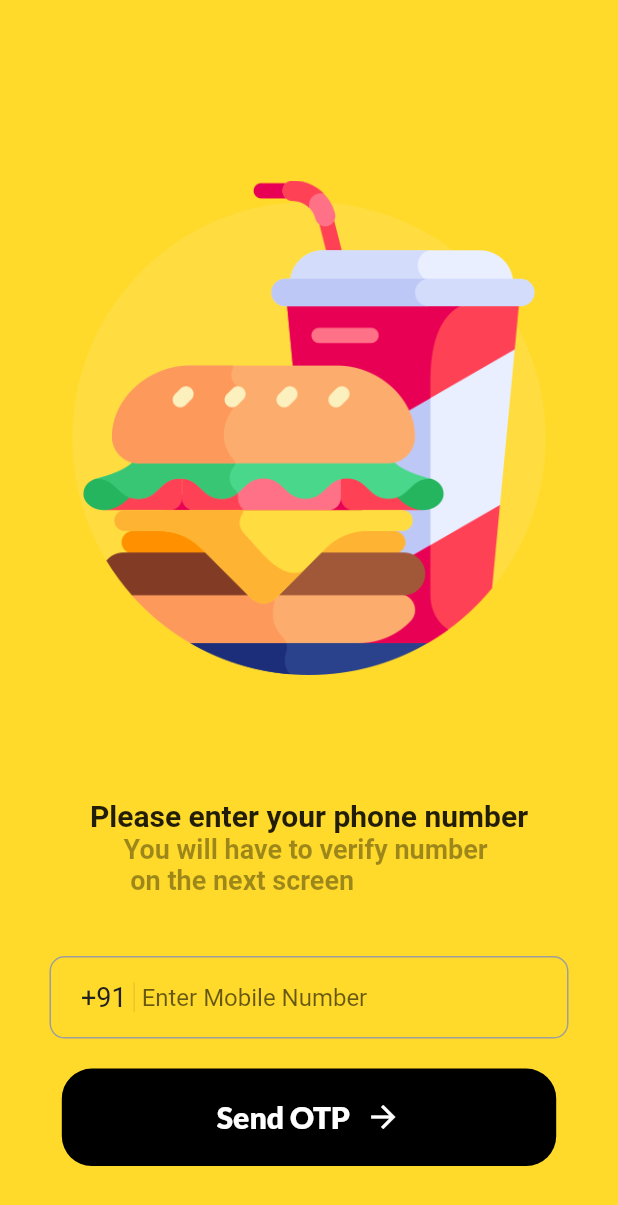
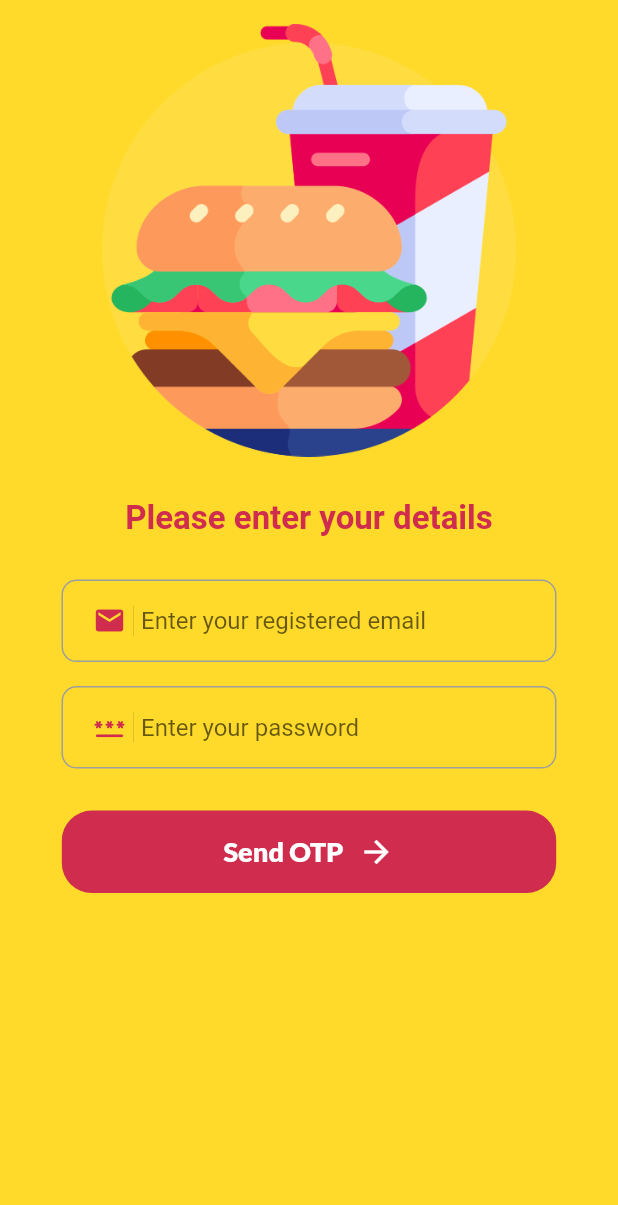
Before and after one commit to dakshvasudev/Amigo, a Flutter app: the PhoneNumber screen opened directly, on a phone screen of 412 x 824 dp. Shown: the top 1205 px of the screen. Run offline on Flutter 3.47's test engine with Material 2 defaults, Android fonts, the phone set to English and light mode, and no system bars; our stand-ins replace google_fonts, image_picker; project files that could hold a hidden picture were left out.

Commit message:
AuthProcess ui added

```diff
--- /dev/null
+++ b/lib/authScreen/customTextField.dart
@@ -0,0 +1,53 @@
+import 'package:flutter/material.dart';
+
+class CustomTextField extends StatelessWidget {
+  const CustomTextField(
+      {Key? key,
+      required this.leadingIcon,
+      required this.controller,
+      required this.hintText,
+      this.obscureText = false,
+      this.keyboardType = TextInputType.text})
+      : super(key: key);
+  final Icon leadingIcon;
+  final TextEditingController controller;
+  final String hintText;
+  final bool obscureText;
+  final TextInputType keyboardType;
+  @override
+  Widget build(BuildContext context) {
+    return Container(
+      height: 55,
+      decoration: BoxDecoration(
+        border: Border.all(width: 1, color: Colors.grey),
+        borderRadius: BorderRadius.circular(10),
+      ),
+      child: Row(
+        mainAxisAlignment: MainAxisAlignment.center,
+        children: [
+          const SizedBox(
+            width: 20,
+          ),
+          leadingIcon,
+          const SizedBox(
+            width: 10,
+            height: 20,
+            child: VerticalDivider(),
+          ),
+          Expanded(
+            child: TextField(
+              controller: controller,
+              keyboardType: keyboardType,
+              onChanged: (value) {},
+              decoration: InputDecoration(
+                border: InputBorder.none,
+                hintText: hintText,
+              ),
+              obscureText: obscureText,
+            ),
+          ),
+        ],
+      ),
+    );
+  }
+}
--- a/lib/phoneNumberScreen/phone_number_screen.dart
+++ b/lib/authScreen/login.dart
@@ -1,6 +1,7 @@
 import 'package:flutter/material.dart';
 import 'package:selller_amigo_app/constants.dart';
 import 'package:google_fonts/google_fonts.dart';
+import 'customTextField.dart';
 
 class PhoneNumber extends StatefulWidget {
   const PhoneNumber({Key? key}) : super(key: key);
@@ -10,6 +11,8 @@ class PhoneNumber extends StatefulWidget {
 }
 
 class _PhoneNumberState extends State<PhoneNumber> {
+  final TextEditingController emailController = TextEditingController();
+  final TextEditingController passwordController = TextEditingController();
   @override
   Widget build(BuildContext context) {
     return Scaffold(
@@ -20,11 +23,7 @@ class _PhoneNumberState extends State<PhoneNumber> {
           padding: const EdgeInsets.all(8.0),
           child: Column(
             mainAxisAlignment: MainAxisAlignment.center,
-            crossAxisAlignment: CrossAxisAlignment.center,
             children: [
-              const SizedBox(
-                height: 30,
-              ),
               Container(
                 decoration: const BoxDecoration(
                     image: DecorationImage(
@@ -33,10 +32,16 @@ class _PhoneNumberState extends State<PhoneNumber> {
                         fit: BoxFit.fitHeight)),
               ),
               Center(
-                child: SizedBox(
-                    height: MediaQuery.of(context).size.height * 0.6,
-                    width: MediaQuery.of(context).size.width * 0.8,
-                    child: Image.asset("assets/images/burger1.png")),
+                child: Padding(
+                  padding: const EdgeInsets.all(8.0),
+                  child: SizedBox(
+                      height: MediaQuery.of(context).size.height * 0.35,
+                      width: MediaQuery.of(context).size.width * 0.9,
+                      child: Image.asset("assets/images/burger1.png")),
+                ),
+              ),
+              const SizedBox(
+                height: 20,
               ),
               Container(
                 margin: const EdgeInsets.only(left: 25, right: 25),
@@ -44,80 +49,56 @@ class _PhoneNumberState extends State<PhoneNumber> {
                 child: SingleChildScrollView(
                   child: Column(
                     mainAxisAlignment: MainAxisAlignment.center,
-                    crossAxisAlignment: CrossAxisAlignment.center,
                     children: [
-                      const Text(
-                        "Please enter your phone number",
+                       Text(
+                        "Please enter your details",
                         style: TextStyle(
-                          fontSize: 20,
+                          fontSize: 22,
                           fontWeight: FontWeight.bold,
                           fontStyle: FontStyle.normal,
+                          color: kColorRed,
                         ),
                       ),
                       const SizedBox(
-                        width: 10,
+                        height: 20,
                       ),
-                      const Text(
-                        "You will have to verify number \n on the next screen",
-                        style: TextStyle(
-                          color: Colors.black38,
-                          fontSize: 18,
-                          fontWeight: FontWeight.bold,
-                          fontStyle: FontStyle.normal,
-                        ),
-                      ),
-
-                      const SizedBox(
-                        height: 40,
-                      ),
-                      Container(
-                        height: 55,
-                        decoration: BoxDecoration(
-                          border: Border.all(width: 1, color: Colors.grey),
-                          borderRadius: BorderRadius.circular(10),
-                        ),
-                        child: Row(
-                          mainAxisAlignment: MainAxisAlignment.center,
-                          children: [
-                            const SizedBox(
-                              width: 20,
-                            ),
-                            Text(
-                              "+91",
-                              style: TextStyle(
-                                fontSize: 18,
-                                color: Colors.grey.shade900,
-                              ),
-                            ),
-                            const SizedBox(
-                              width: 10,
-                              height: 20,
-                              child: VerticalDivider(),
-                            ),
-                            Expanded(
-                              child: TextField(
-                                controller: TextEditingController(),
-                                keyboardType: TextInputType.phone,
-                                onChanged: (value) {},
-                                decoration: const InputDecoration(
-                                  border: InputBorder.none,
-                                  hintText: "Enter Mobile Number",
-                                ),
-                              ),
-                            ),
-                          ],
+                      Padding(
+                        padding: const EdgeInsets.all(8.0),
+                        child: CustomTextField(
+                          leadingIcon: Icon(
+                            Icons.email,
+                            color: kColorRed,
+                            size: 22,
+                          ),
+                          controller: emailController,
+                          hintText: 'Enter your registered email',
+                          keyboardType: TextInputType.emailAddress,
                         ),
                       ),
                       Padding(
-                        padding: const EdgeInsets.only(top: 20,bottom: 30),
+                        padding: const EdgeInsets.all(8.0),
+                        child: CustomTextField(
+                          leadingIcon: Icon(
+                            Icons.password_rounded,
+                            color: kColorRed,
+                            size: 22,
+                          ),
+                          controller: passwordController,
+                          hintText: 'Enter your password',
+                          obscureText: true,
+                          keyboardType: TextInputType.visiblePassword,
+                        ),
+                      ),
+                      Padding(
+                        padding: const EdgeInsets.only(top: 20, bottom: 30),
                         child: GestureDetector(
                           onTap: () {},
                           child: Container(
                             width: MediaQuery.of(context).size.width * 0.8,
-                            height: 65,
-                            padding: const EdgeInsets.symmetric(vertical: 20),
+                            height: 55,
+                            padding: const EdgeInsets.symmetric(vertical: 10),
                             decoration: BoxDecoration(
-                                color: Colors.black,
+                                color: kColorRed,
                                 borderRadius: BorderRadius.circular(20)),
                             child: Row(
                               mainAxisAlignment: MainAxisAlignment.center,
@@ -126,7 +107,7 @@ class _PhoneNumberState extends State<PhoneNumber> {
                                   "Send OTP",
                                   style: GoogleFonts.lato(
                                       textStyle: const TextStyle(
-                                          fontSize: 20,
+                                          fontSize: 18,
                                           color: Colors.white,
                                           fontWeight: FontWeight.w900)),
                                 ),
--- a/lib/main.dart
+++ b/lib/main.dart
@@ -1,6 +1,4 @@
 import 'package:flutter/material.dart';
-import 'package:selller_amigo_app/VerificationScreen/verification_screen.dart';
-import 'package:selller_amigo_app/phoneNumberScreen/phone_number_screen.dart';
 import 'package:selller_amigo_app/splashScreen.dart';
 
 Future<void> main() async{
@@ -31,12 +29,13 @@ class MyApp extends StatelessWidget {
   @override
   Widget build(BuildContext context) {
     return MaterialApp(
+      debugShowCheckedModeBanner: false,
       title: 'Seller app',
       theme: ThemeData(
         primarySwatch: colorCustom,
         scaffoldBackgroundColor: Colors.white,
       ),
-      home: const VerificationScreen(),
+      home: const SplashScreen(),
     );
   }
 }
--- a/pubspec.yaml
+++ b/pubspec.yaml
@@ -39,6 +39,7 @@ dependencies:
   google_fonts: ^4.0.3
   hive: ^2.2.3
   pinput: ^2.2.21
+  image_picker: ^0.8.6+2
 
 dev_dependencies:
   flutter_test:
```
Also changed, not shown: lib/VerificationScreen/verification_screen.dart (deleted, +0 -163 lines), lib/authScreen/auth_screen.dart (added, +63 -0 lines), lib/authScreen/register.dart (added, +138 -0 lines), lib/splashScreen.dart (+16 -0 lines), pubspec.lock.
